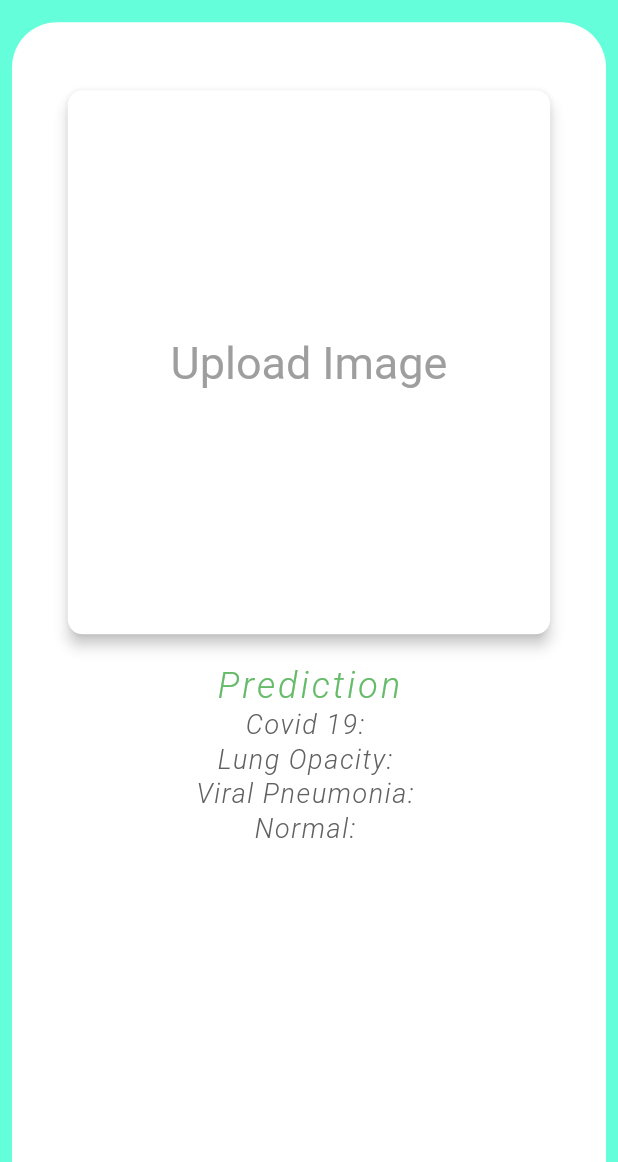
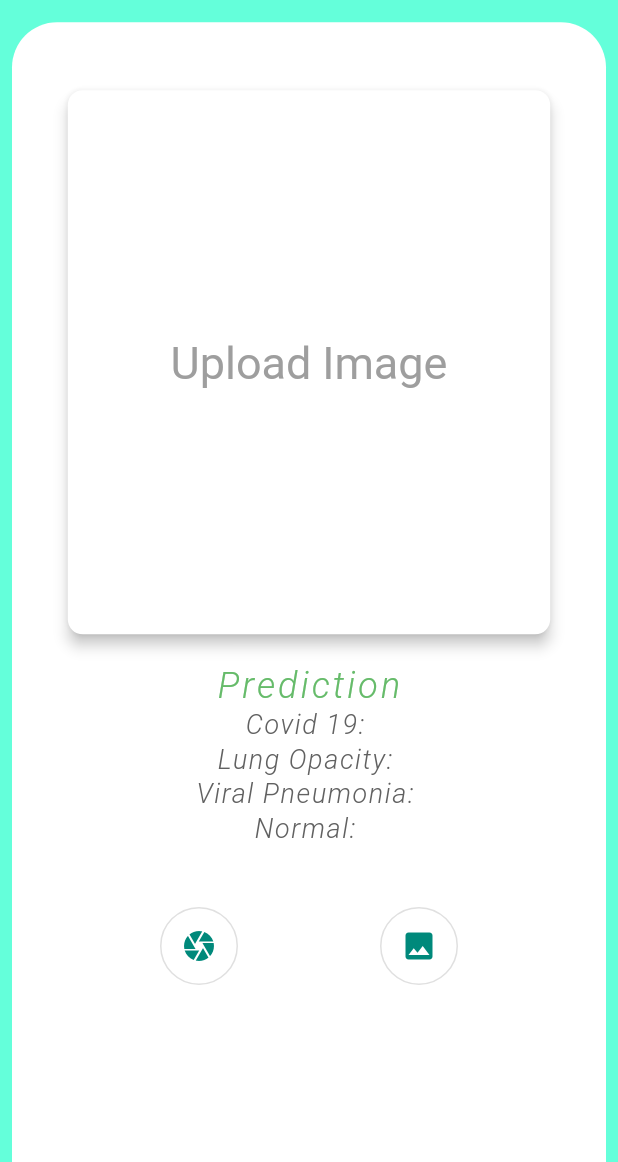
Before and after one commit to Ankan1998/XCOVZER, a Flutter app: the screen it shows after launch, on a phone screen of 412 x 824 dp, the part 74-1236 px from its top. Run offline on Flutter 3.47's test engine with Material 2 defaults, Android fonts, the phone set to English and light mode, and no system bars; our stand-ins replace google_fonts; Roboto replaces fonts that are missing (Tangerine).

Commit message:
Added gallery and camera icon

```diff
--- a/mlflutter/lib/widgets/home_widget.dart
+++ b/mlflutter/lib/widgets/home_widget.dart
@@ -42,7 +42,40 @@ class _HomeWidgetState extends State<HomeWidget> {
         SizedBox(
           height:MediaQuery.of(context).size.height*0.02
         ),
-        Prediction()
+        Prediction(),
+        SizedBox(
+          height:MediaQuery.of(context).size.height*0.05
+        ),
+        Row(
+          mainAxisAlignment: MainAxisAlignment.spaceEvenly,
+          children: [
+            OutlinedButton(
+              onPressed: () {},
+              child: Icon(
+                Icons.camera,
+                color: Colors.teal[600]
+              ),
+              style: OutlinedButton.styleFrom(
+                shape: CircleBorder(),
+                padding: EdgeInsets.all(14),
+              ),
+            ),
+            OutlinedButton(
+              onPressed: () {},
+              child: Icon(
+                Icons.image,
+                color: Colors.teal[600],
+              ),
+              style: OutlinedButton.styleFrom(
+                //backgroundColor: Colors.grey[200],
+                shape: CircleBorder(),
+                padding: EdgeInsets.all(14),
+              ),
+            ),
+
+
+          ]
+        )
 
 
       ],
```
